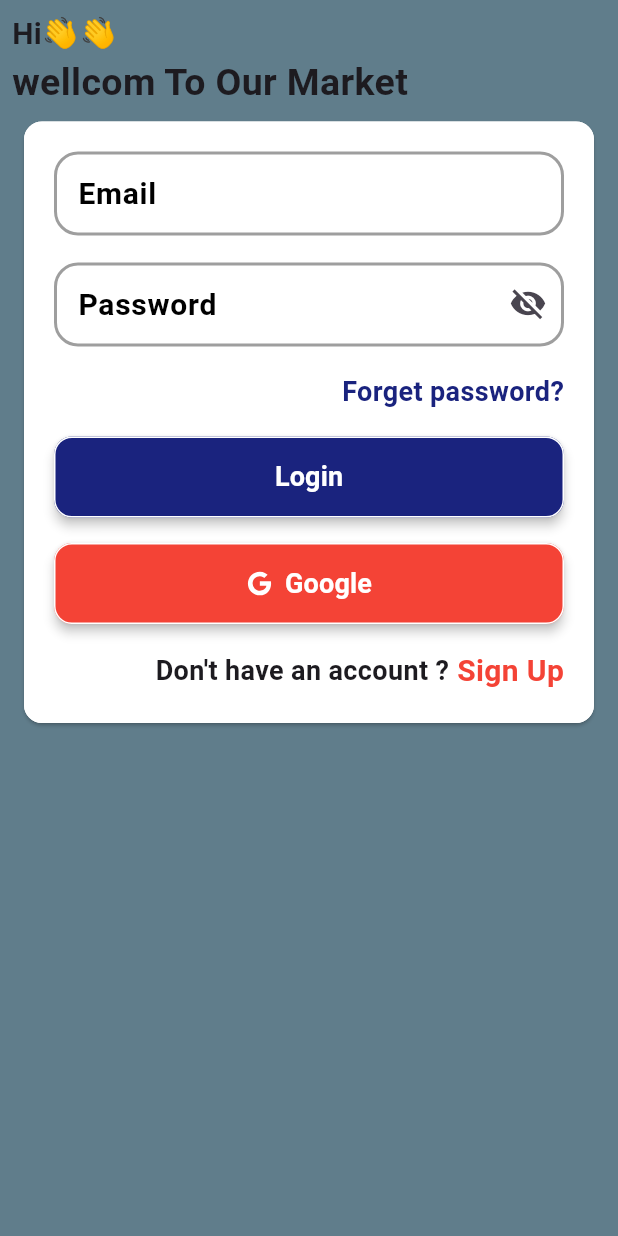
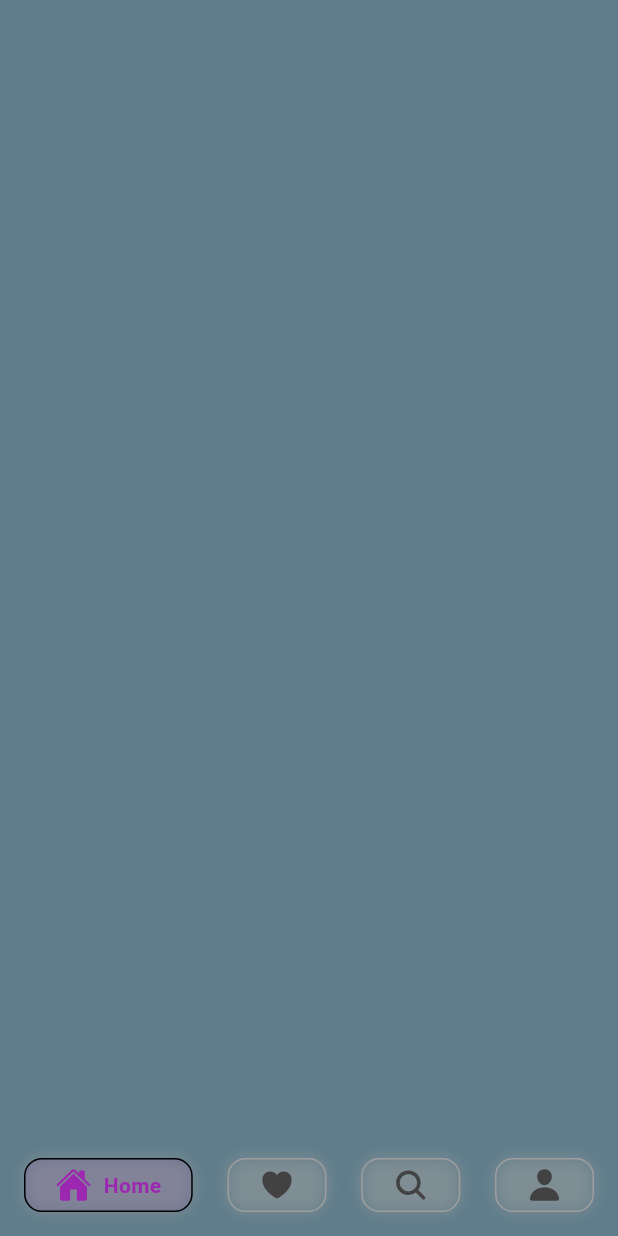
Before and after one commit to reemmohmed/our_market, a Flutter app: the screen it shows after launch, after a tap on "Login", on a phone screen of 412 x 824 dp. Run offline on Flutter 3.47's test engine with Material 3 defaults, Android fonts, the light colour scheme and no system bars; drawn by our look-alikes of google_nav_bar; our stand-ins replace ionicons, shimmer.

Commit message:
add navebar , flutter bloc

```diff
--- a/lib/featuers/auth/presentaion/view/widget/custom_doint_account.dart
+++ b/lib/featuers/auth/presentaion/view/widget/custom_doint_account.dart
@@ -6,21 +6,25 @@ import 'package:our_market/core/widgets/titel_text_widget.dart';
 class CustonDontAccount extends StatelessWidget {
   const CustonDontAccount({
     super.key,
+    required this.text,
+    required this.subtitel,
+    this.onpressed,
   });
-
+  final String text, subtitel;
+  final void Function()? onpressed;
   @override
   Widget build(BuildContext context) {
     return Row(
       mainAxisAlignment: MainAxisAlignment.end,
       children: [
-        const SubtitelTextWidget(
-          text: "Don't have an account ?",
+        SubtitelTextWidget(
+          text: text,
           fontWeight: FontWeight.bold,
         ),
         GestureDetector(
-            onTap: () {},
-            child: const TitelTextWidget(
-              text: " Sign Up",
+            onTap: onpressed,
+            child: TitelTextWidget(
+              text: subtitel,
               color: AppColors.ksignUp,
             ))
       ],
--- a/lib/featuers/auth/presentaion/view/widget/custom_logen_card.dart
+++ b/lib/featuers/auth/presentaion/view/widget/custom_logen_card.dart
@@ -1,10 +1,13 @@
 import 'package:flutter/material.dart';
 import 'package:ionicons/ionicons.dart';
+import 'package:our_market/core/function/navigator_push.dart';
 import 'package:our_market/core/widgets/app_colors.dart';
+import 'package:our_market/featuers/auth/presentaion/view/singup_view.dart';
 import 'package:our_market/featuers/auth/presentaion/view/widget/custom_doint_account.dart';
 import 'package:our_market/featuers/auth/presentaion/view/widget/custom_elevated_button.dart';
 import 'package:our_market/featuers/auth/presentaion/view/widget/custom_forget_password.dart';
 import 'package:our_market/featuers/auth/presentaion/view/widget/custom_tet_form.dart';
+import 'package:our_market/featuers/nave_bar/presentation/view/main_navebar.dart';
 
 class CustomlogenCard extends StatelessWidget {
   const CustomlogenCard({
@@ -56,7 +59,12 @@ class CustomlogenCard extends StatelessWidget {
               height: 17,
             ),
             CustomElevatedButton(
-              onPressed: () {},
+              onPressed: () {
+                navigatorpush(
+                  context,
+                  const MainNavebar(),
+                );
+              },
               text: "Login",
             ),
             const SizedBox(
@@ -71,7 +79,13 @@ class CustomlogenCard extends StatelessWidget {
             const SizedBox(
               height: 17,
             ),
-            const CustonDontAccount()
+            CustonDontAccount(
+              onpressed: () {
+                navigatorpush(context, const SingupView());
+              },
+              text: "Don't have an Account ?",
+              subtitel: "Sign Up",
+            )
           ],
         ),
       ),
--- a/lib/featuers/auth/presentaion/view/widget/logen_view_body.dart
+++ b/lib/featuers/auth/presentaion/view/widget/logen_view_body.dart
@@ -7,14 +7,22 @@ class LogenViewBody extends StatelessWidget {
 
   @override
   Widget build(BuildContext context) {
-    return const SafeArea(
+    final screenHeight = MediaQuery.of(context).size.height;
+    return SafeArea(
         child: Padding(
-        padding: EdgeInsets.all(8.0),
+      padding: const EdgeInsets.all(8.0),
       child: SingleChildScrollView(
+        child: ConstrainedBox(
+          constraints: BoxConstraints(
+            minHeight: screenHeight - MediaQuery.of(context).padding.vertical,
+          ),
+          child: const IntrinsicHeight(
             child: Column(
-            crossAxisAlignment: CrossAxisAlignment.start,
               mainAxisAlignment: MainAxisAlignment.center,
               children: [
+                // const SizedBox(
+                //   height: 100,
+                // ),
                 TitelTextWidget(text: "Hi👋👋"),
                 TitelTextWidget(
                   text: "wellcom To Our Market",
@@ -25,6 +33,7 @@ class LogenViewBody extends StatelessWidget {
             ),
           ),
         ),
-    );
+      ),
+    ));
   }
 }
--- /dev/null
+++ b/lib/featuers/nave_bar/presentation/view/main_navebar.dart
@@ -0,0 +1,58 @@
+import 'package:flutter/material.dart';
+import 'package:google_nav_bar/google_nav_bar.dart';
+import 'package:ionicons/ionicons.dart';
+
+class MainNavebar extends StatelessWidget {
+  const MainNavebar({super.key});
+
+  @override
+  Widget build(BuildContext context) {
+    return Scaffold(
+      bottomNavigationBar: Padding(
+        padding: const EdgeInsets.all(16.0),
+        child: GNav(
+            rippleColor:
+                Colors.grey[800]!, // tab button ripple color when pressed
+            hoverColor: Colors.grey[700]!, // tab button hover color
+            haptic: true, // haptic feedback
+            tabBorderRadius: 12,
+            tabActiveBorder:
+                Border.all(color: Colors.black, width: 1), // tab button border
+            tabBorder:
+                Border.all(color: Colors.grey, width: 1), // tab button border
+            tabShadow: [
+              BoxShadow(color: Colors.grey.withOpacity(0.5), blurRadius: 8)
+            ], // tab button shadow
+            curve: Curves.easeOutExpo, // tab animation curves
+            duration:
+                const Duration(milliseconds: 700), // tab animation duration
+            gap: 8, // the tab button gap between icon and text
+            color: Colors.grey[800], // unselected icon color
+            activeColor: Colors.purple, // selected icon and text color
+            iconSize: 24, // tab button icon size
+            tabBackgroundColor:
+                Colors.purple.withOpacity(0.1), // selected tab background color
+            padding: const EdgeInsets.symmetric(
+                horizontal: 20, vertical: 5), // navigation bar padding
+            tabs: const [
+              GButton(
+                icon: Ionicons.home,
+                text: 'Home',
+              ),
+              GButton(
+                icon: Ionicons.heart,
+                text: 'Likes',
+              ),
+              GButton(
+                icon: Ionicons.search,
+                text: 'Search',
+              ),
+              GButton(
+                icon: Ionicons.person,
+                text: 'Profile',
+              )
+            ]),
+      ),
+    );
+  }
+}
--- a/pubspec.yaml
+++ b/pubspec.yaml
@@ -31,6 +31,8 @@ dependencies:
   cupertino_icons: ^1.0.8
   flutter:
     sdk: flutter
+  flutter_bloc: ^9.1.0
+  google_nav_bar: ^5.0.7
   ionicons: ^0.2.2
   shimmer: ^3.0.0
 
```
Also changed, not shown: lib/featuers/auth/presentaion/view/singup_view.dart (added, +13 -0 lines), lib/featuers/auth/presentaion/view/widget/singup_view_body.dart (added, +108 -0 lines), pubspec.lock. Lines whose indentation alone changed are shown as unchanged.
